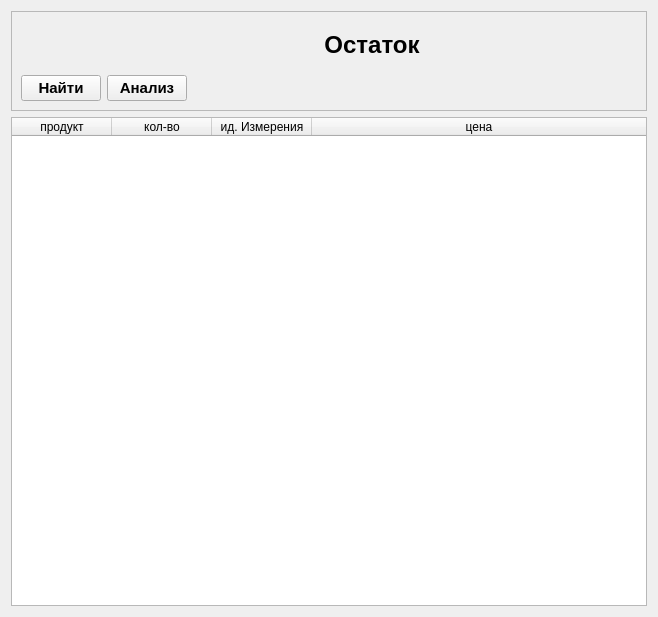
This is ui/ostatok.ui in daslin02/Docu as Qt 5 draws it before an edit. The edited form follows.
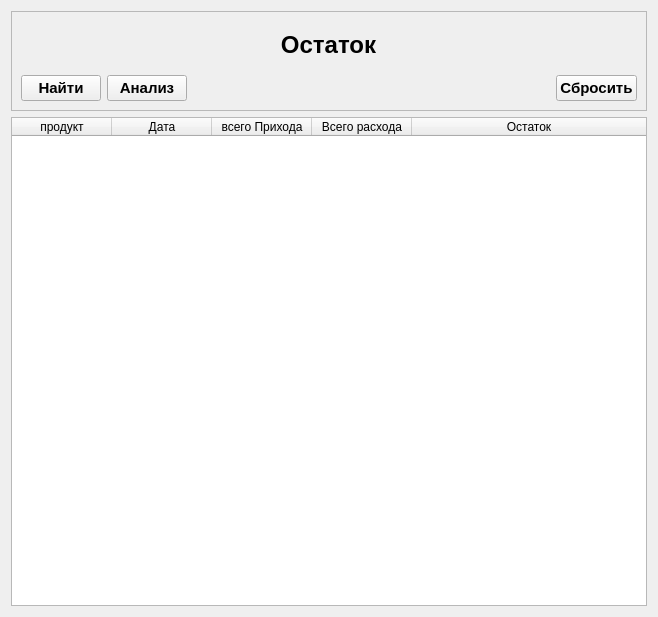
This is the edited form.

Patch:
```diff
--- a/ui/ostatok.ui
+++ b/ui/ostatok.ui
@@ -84,6 +84,17 @@
         </property>
        </widget>
       </item>
+      <item row="2" column="3">
+       <widget class="QPushButton" name="PB_reset">
+        <property name="styleSheet">
+         <string notr="true">font-size:15px;
+font-weight:bold;</string>
+        </property>
+        <property name="text">
+         <string>Сбросить</string>
+        </property>
+       </widget>
+      </item>
      </layout>
     </widget>
    </item>
@@ -108,17 +119,22 @@
      </column>
      <column>
       <property name="text">
-       <string>кол-во</string>
+       <string>Дата</string>
       </property>
      </column>
      <column>
       <property name="text">
-       <string>ид. Измерения</string>
+       <string>всего Прихода</string>
       </property>
      </column>
      <column>
       <property name="text">
-       <string>цена</string>
+       <string>Всего расхода</string>
+      </property>
+     </column>
+     <column>
+      <property name="text">
+       <string>Остаток</string>
       </property>
      </column>
     </widget>
```
